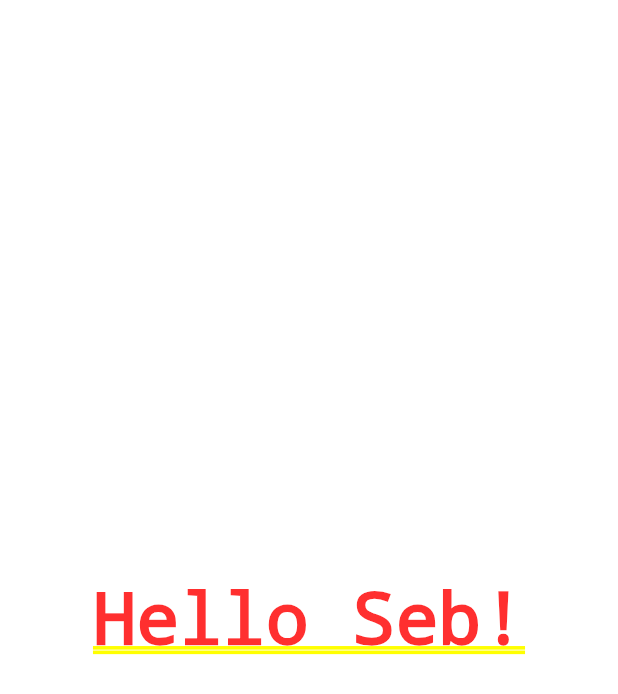
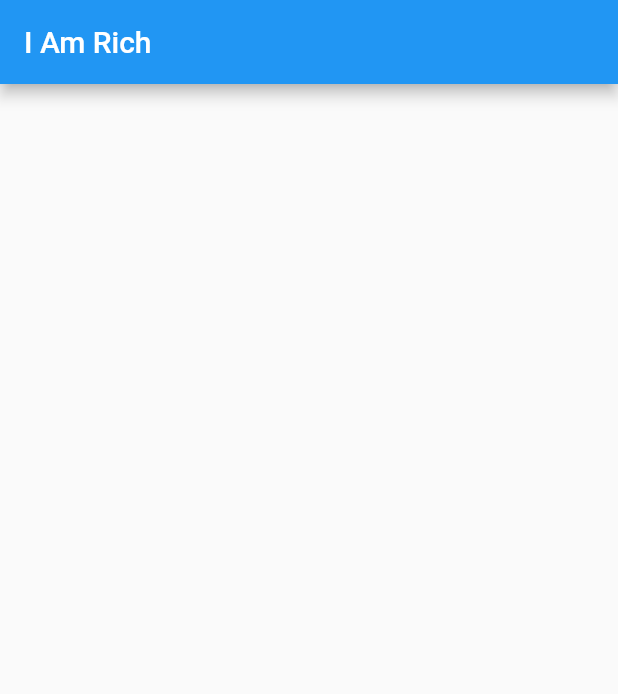
Before and after one commit to sebastienBellon/flutter_i_am_rich, a Flutter app: the screen it shows after launch, on a phone screen of 412 x 824 dp. Shown: the top 694 px of the screen. Run offline on Flutter 3.47's test engine with Material 2 defaults, Android fonts, the phone set to English and light mode, and no system bars.

Commit message:
🚧 creating a appBar for my app

```diff
--- a/lib/main.dart
+++ b/lib/main.dart
@@ -3,8 +3,10 @@ import 'package:flutter/material.dart';
 void main() {
   runApp(
     MaterialApp(
-      home: Center(
-        child: Text("Hello Seb!"),
+      home: Scaffold(
+        appBar: AppBar(
+          title: Text("I Am Rich"),
+        ),
       ),
     ),
   );
```
